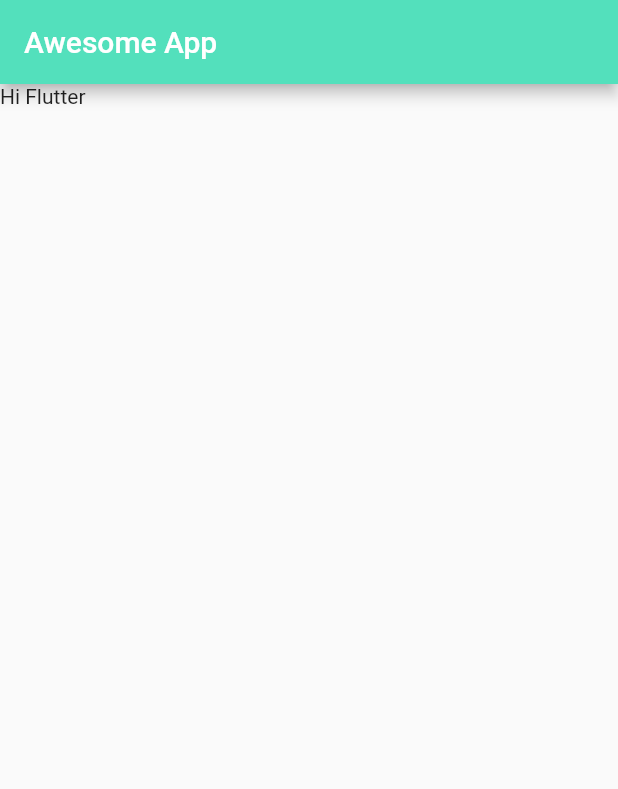
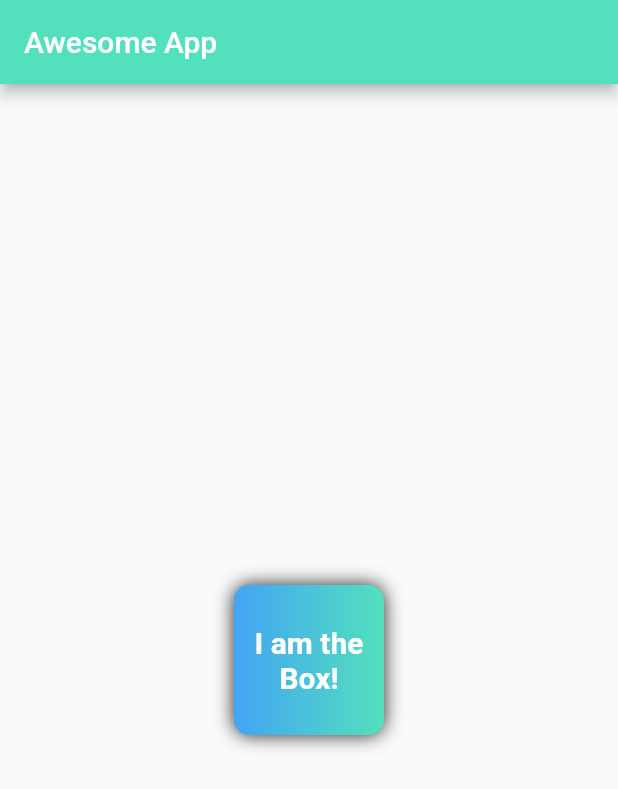
Before and after one commit to yash-learner/Awesome-APP, a Flutter app: the screen it shows after launch, on a phone screen of 412 x 824 dp. Shown: the top 789 px of the screen. Run offline on Flutter 3.47's test engine with Material 2 defaults, Android fonts, the phone set to English and light mode, and no system bars.

Commit message:
completed container and text

```diff
--- a/lib/main.dart
+++ b/lib/main.dart
@@ -18,8 +18,37 @@ class HomePage extends StatelessWidget {
        title: Text('Awesome App'),
        backgroundColor: Color(0xff53E0BC),
      ),
-     body: Container(
-       child: Text('Hi Flutter'),
+     body: Center(
+       child: Container(
+         padding: EdgeInsets.all(8.0),
+         //color: Colors.red, //you can either give color here or in BoxDecoration
+         width: 100,
+         height: 100,
+         alignment: Alignment.center,  // Alignment.bottomRight
+         child: Text("I am the Box!",
+         textAlign: TextAlign.center,
+             style: TextStyle(
+               fontSize: 20,
+               color: Colors.white,
+               fontWeight: FontWeight.bold
+
+             ),
+         ),
+         decoration: BoxDecoration(
+           color: Colors.red,
+           borderRadius: BorderRadius.circular(10.0),
+           gradient: LinearGradient(colors: [
+             Colors.blue[400],
+             Color(0xff53E0BC),
+           ]),
+           boxShadow: [
+             BoxShadow(
+               color: Colors.grey[900],
+               blurRadius: 10.0,
+             )
+           ]
+         ),
+       ),
      ),
     );
   }
```
